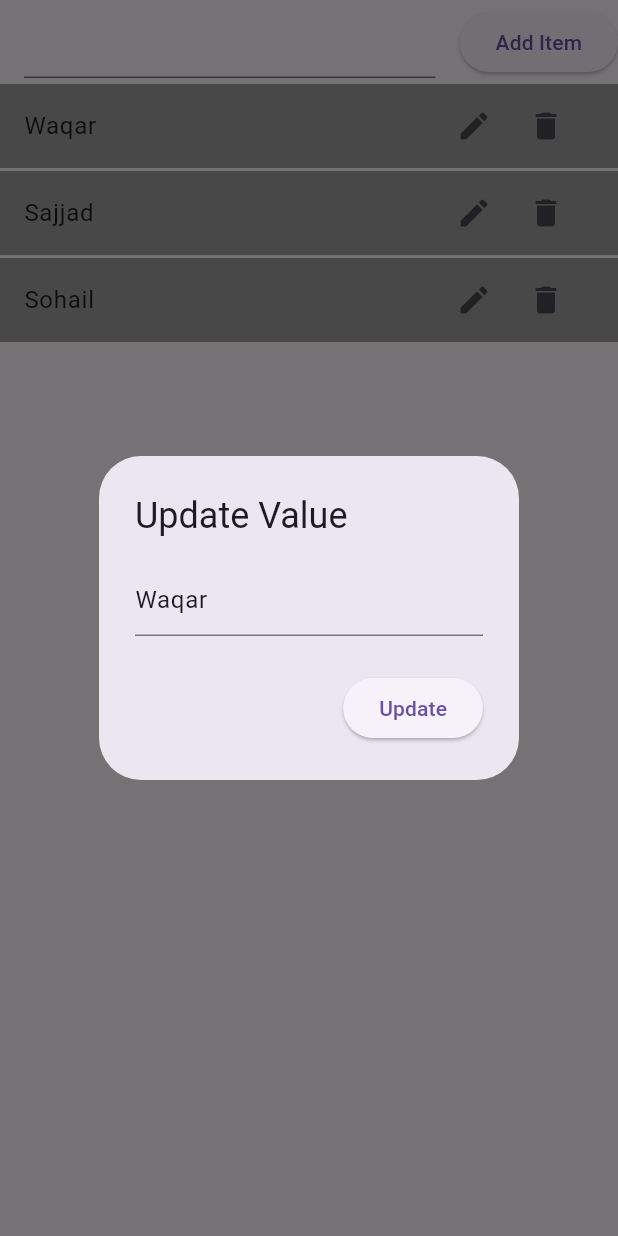
After one commit to SuhAilMAnzoor/Fifth-Expanded-and-Updating-List, a Flutter app: the screen it shows after launch, after a tap on the "edit" icon, on a phone screen of 412 x 824 dp. The commit adds this screen. Run offline on Flutter 3.47's test engine with Material 3 defaults, Android fonts, the phone set to English and light mode, and no system bars.

Commit message:
Same Previous One 04.listview updating list using update Function but this is Old Application 04.listview is new Application on worked

```diff
--- /dev/null
+++ b/lib/05.same_program_listview_updating_list_using_function.dart
@@ -0,0 +1,123 @@
+// *IMPORTANT For me to look it again and learn more how things work
+//This is the application that perform CRUD operations
+//using listview builder
+
+// Same Previous Program <04.listview_updating_list.dart> but some modification
+// in this Application i made a function of updating the content usiing function
+// FOR SHOWING REUSEIBLITY OF THE CODE and good approch to follow
+import 'package:flutter/material.dart';
+
+class ListviewUpdatingListWithUpdateFunction extends StatefulWidget {
+  const ListviewUpdatingListWithUpdateFunction({super.key});
+
+  @override
+  State<ListviewUpdatingListWithUpdateFunction> createState() =>
+      _ListviewUpdatingListWithUpdateFunctionState();
+}
+
+class _ListviewUpdatingListWithUpdateFunctionState
+    extends State<ListviewUpdatingListWithUpdateFunction> {
+  TextEditingController friendListController = TextEditingController();
+
+  TextEditingController updateItemController = TextEditingController();
+  List friendList = ["Waqar", "Sajjad", "Sohail"];
+
+  //Add Items using TextField
+  addItem() {
+    setState(() {
+      friendList.add("value");
+    });
+  }
+
+  // Update Item
+  updateItem(index) {
+    updateItemController.text = friendList[index];
+    showDialog(
+        context: context,
+        // barrierDismissible: false,   //use for lock the alreat dialog pop
+        builder: (context) {
+          return AlertDialog(
+            title: const Text("Update Value"),
+            content: TextField(
+              controller: updateItemController,
+            ),
+            actions: [
+              ElevatedButton(
+                onPressed: () {
+                  setState(() {
+                    friendList[index] = updateItemController.text;
+                  });
+                  updateItemController.clear();
+                  Navigator.pop(context);
+                },
+                child: const Text(
+                  "Update",
+                ),
+              )
+            ],
+          );
+        });
+  }
+
+  // removeAt Function
+  removeItem({meraBanayahowa}) {
+    setState(() {
+      friendList.removeAt(meraBanayahowa); //Delete item from list
+    });
+  }
+
+  @override
+  Widget build(BuildContext context) {
+    return Scaffold(
+      appBar: AppBar(
+        title: TextField(
+          controller: friendListController,
+        ),
+        actions: [
+          ElevatedButton(
+              onPressed: () {
+                setState(() {
+                  friendList.add(friendListController.text);
+                  friendListController.clear();
+                });
+              },
+              child: const Text(
+                "Add Item",
+              ))
+        ],
+      ),
+      body: SafeArea(
+        child: ListView.builder(
+            itemCount: friendList.length,
+            itemBuilder: (context, index) {
+              return Container(
+                margin: const EdgeInsets.only(bottom: 2),
+                child: ListTile(
+                  tileColor: Colors.grey,
+                  title: Text(friendList[index]),
+                  trailing: Wrap(
+                    children: [
+                      IconButton(
+                        onPressed: () {
+                          updateItem(index);
+                        },
+                        icon: const Icon(
+                          Icons.edit,
+                        ),
+                      ),
+                      IconButton(
+                          onPressed: () {
+                            removeItem(meraBanayahowa: index);
+                          },
+                          icon: const Icon(
+                            Icons.delete,
+                          )),
+                    ],
+                  ),
+                ),
+              );
+            }),
+      ),
+    );
+  }
+}
--- a/lib/main.dart
+++ b/lib/main.dart
@@ -1,4 +1,4 @@
-import 'package:fifth_expanded_and_updating_list/04.Important_listview_updating_list.dart';
+import 'package:fifth_expanded_and_updating_list/05.same_program_listview_updating_list_using_function.dart';
 import 'package:flutter/material.dart';
 
 void main() {
@@ -11,7 +11,7 @@ class MyApp extends StatelessWidget {
   @override
   Widget build(BuildContext context) {
     return const MaterialApp(
-      home: ListviewUpdatingList(),
+      home: ListviewUpdatingListWithUpdateFunction(),
     );
   }
 }
```
